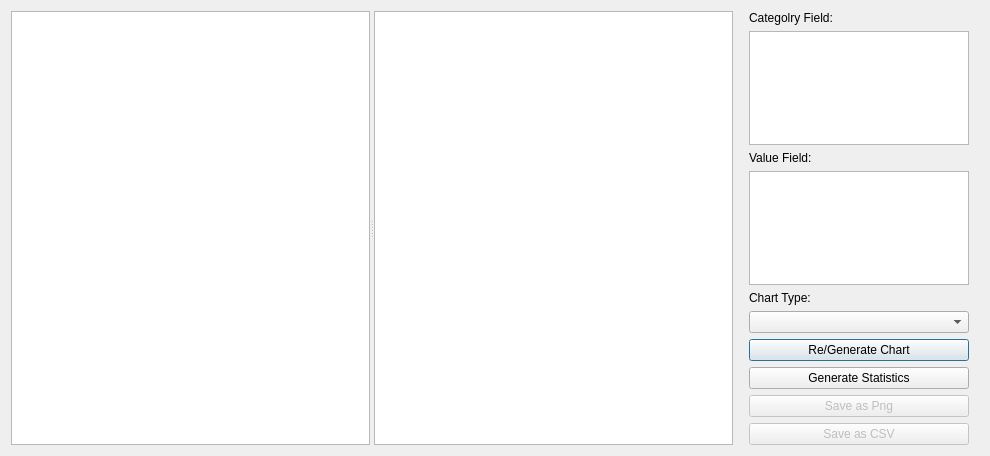
This is arpap_spatialreport_dialog_chart.ui in gis3w/ARPAP_SpatialReport as Qt 5 draws it before an edit. The edited form follows.
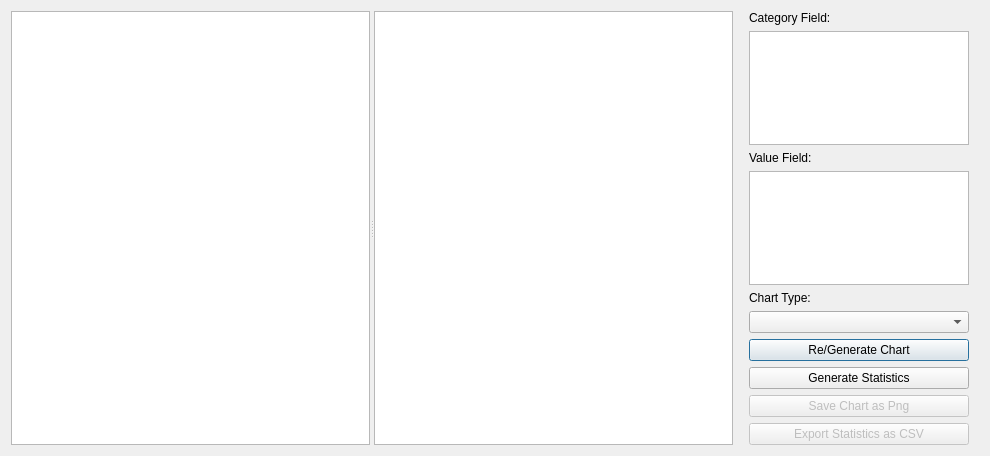
This is the edited form.

```diff
--- a/arpap_spatialreport_dialog_chart.ui
+++ b/arpap_spatialreport_dialog_chart.ui
@@ -38,7 +38,7 @@
      <item>
       <widget class="QLabel" name="label">
        <property name="text">
-        <string>Categolry Field:</string>
+        <string>Category Field:</string>
        </property>
       </widget>
      </item>
@@ -88,7 +88,7 @@
         <bool>false</bool>
        </property>
        <property name="text">
-        <string>Save as Png</string>
+        <string>Save Chart as Png</string>
        </property>
       </widget>
      </item>
@@ -98,7 +98,7 @@
         <bool>false</bool>
        </property>
        <property name="text">
-        <string>Save as CSV</string>
+        <string>Export Statistics as CSV</string>
        </property>
       </widget>
      </item>
```
